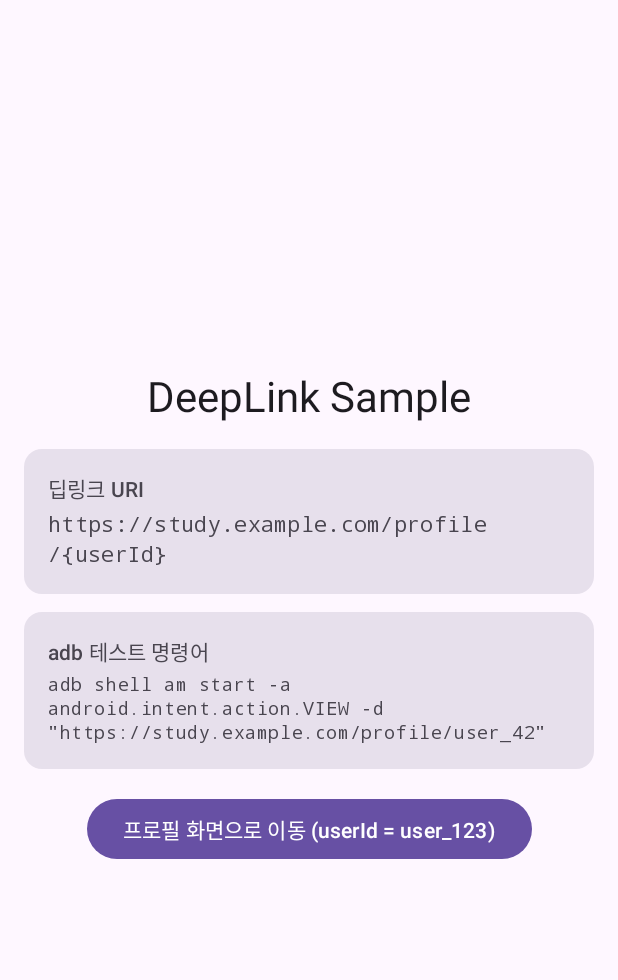
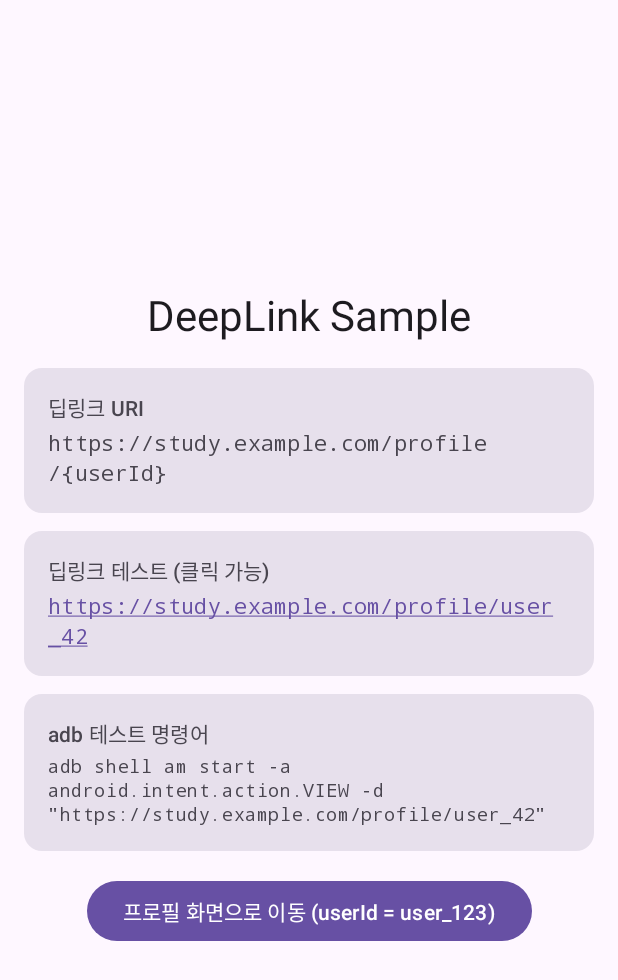
Before and after one commit to murjune/Murjune-Study-Test, an Android app built with Jetpack Compose: the composable DeepLinkHomeScreen shown on its own in the app's theme, on a phone screen of 412 x 824 dp. Shown: the top 980 px of the screen. Run offline under Robolectric (Android 15) with nearby library versions, the phone set to English and light mode, and no system bars.

Commit message:
feat: add clickable deeplink UI and wire onBackClick in StudyNavHost
DeepLinkSample에 Scaffold+TopAppBar 추가 및 딥링크를 앱 내에서
직접 클릭 테스트할 수 있는 ClickableText UI 추가.
StudyNavHost에서 모든 샘플에 onBackClick 콜백 연결.

Co-Authored-By: Claude Opus 4.6 <noreply@anthropic.com>

```diff
--- a/compose-practice/src/main/java/com/murjune/pratice/compose/study/sample/navigation/DeepLinkSample.kt
+++ b/compose-practice/src/main/java/com/murjune/pratice/compose/study/sample/navigation/DeepLinkSample.kt
@@ -1,5 +1,7 @@
 package com.murjune.pratice.compose.study.sample.navigation
 
+import android.content.Intent
+import android.net.Uri
 import androidx.compose.foundation.layout.Arrangement
 import androidx.compose.foundation.layout.Column
 import androidx.compose.foundation.layout.Spacer
@@ -7,15 +9,28 @@ import androidx.compose.foundation.layout.fillMaxSize
 import androidx.compose.foundation.layout.fillMaxWidth
 import androidx.compose.foundation.layout.height
 import androidx.compose.foundation.layout.padding
+import androidx.compose.foundation.text.ClickableText
+import androidx.compose.material.icons.Icons
+import androidx.compose.material.icons.automirrored.filled.ArrowBack
 import androidx.compose.material3.Button
 import androidx.compose.material3.Card
 import androidx.compose.material3.CardDefaults
+import androidx.compose.material3.ExperimentalMaterial3Api
+import androidx.compose.material3.Icon
+import androidx.compose.material3.IconButton
 import androidx.compose.material3.MaterialTheme
+import androidx.compose.material3.Scaffold
 import androidx.compose.material3.Text
+import androidx.compose.material3.TopAppBar
 import androidx.compose.runtime.Composable
 import androidx.compose.ui.Alignment
 import androidx.compose.ui.Modifier
+import androidx.compose.ui.platform.LocalContext
+import androidx.compose.ui.text.SpanStyle
+import androidx.compose.ui.text.buildAnnotatedString
 import androidx.compose.ui.text.font.FontFamily
+import androidx.compose.ui.text.style.TextDecoration
+import androidx.compose.ui.text.withStyle
 import androidx.compose.ui.tooling.preview.Preview
 import androidx.compose.ui.unit.dp
 import androidx.navigation.compose.NavHost
@@ -35,14 +50,34 @@ private data class DeepLinkProfile(
     val userId: String,
 )
 
+@OptIn(ExperimentalMaterial3Api::class)
 @Composable
-fun DeepLinkSample(modifier: Modifier = Modifier) {
+fun DeepLinkSample(
+    onBackClick: () -> Unit = {},
+    modifier: Modifier = Modifier,
+) {
     val navController = rememberNavController()
 
+    Scaffold(
+        modifier = modifier.fillMaxSize(),
+        topBar = {
+            TopAppBar(
+                title = { Text(text = "DeepLink") },
+                navigationIcon = {
+                    IconButton(onClick = onBackClick) {
+                        Icon(
+                            imageVector = Icons.AutoMirrored.Filled.ArrowBack,
+                            contentDescription = "뒤로가기",
+                        )
+                    }
+                },
+            )
+        },
+    ) { innerPadding ->
         NavHost(
             navController = navController,
             startDestination = DeepLinkHome,
-        modifier = modifier.fillMaxSize(),
+            modifier = Modifier.padding(innerPadding).fillMaxSize(),
         ) {
             composable<DeepLinkHome> {
                 DeepLinkHomeScreen(
@@ -67,12 +102,16 @@ fun DeepLinkSample(modifier: Modifier = Modifier) {
             }
         }
     }
+}
 
 @Composable
 private fun DeepLinkHomeScreen(
     onNavigateToProfile: () -> Unit,
     modifier: Modifier = Modifier,
 ) {
+    val context = LocalContext.current
+    val deepLinkUri = "$DEEP_LINK_BASE_PATH/user_42"
+
     Column(
         modifier =
             modifier
@@ -116,6 +155,42 @@ private fun DeepLinkHomeScreen(
         ) {
             Column(modifier = Modifier.padding(16.dp)) {
                 Text(
+                    text = "딥링크 테스트 (클릭 가능)",
+                    style = MaterialTheme.typography.titleSmall,
+                )
+                Spacer(modifier = Modifier.height(4.dp))
+                val annotatedString = buildAnnotatedString {
+                    withStyle(
+                        SpanStyle(
+                            color = MaterialTheme.colorScheme.primary,
+                            textDecoration = TextDecoration.Underline,
+                        ),
+                    ) {
+                        append(deepLinkUri)
+                    }
+                }
+                ClickableText(
+                    text = annotatedString,
+                    style = MaterialTheme.typography.bodyMedium.copy(
+                        fontFamily = FontFamily.Monospace,
+                    ),
+                    onClick = {
+                        val intent = Intent(Intent.ACTION_VIEW, Uri.parse(deepLinkUri))
+                        context.startActivity(intent)
+                    },
+                )
+            }
+        }
+        Spacer(modifier = Modifier.height(12.dp))
+        Card(
+            colors =
+                CardDefaults.cardColors(
+                    containerColor = MaterialTheme.colorScheme.surfaceVariant,
+                ),
+            modifier = Modifier.fillMaxWidth(),
+        ) {
+            Column(modifier = Modifier.padding(16.dp)) {
+                Text(
                     text = "adb 테스트 명령어",
                     style = MaterialTheme.typography.titleSmall,
                 )
@@ -123,7 +198,7 @@ private fun DeepLinkHomeScreen(
                 Text(
                     text =
                         "adb shell am start -a android.intent.action.VIEW " +
-                            "-d \"$DEEP_LINK_BASE_PATH/user_42\"",
+                            "-d \"$deepLinkUri\"",
                     style = MaterialTheme.typography.bodySmall,
                     fontFamily = FontFamily.Monospace,
                 )
```
Also changed, not shown: compose-practice/src/main/java/com/murjune/pratice/compose/study/navigation/StudyNavHost.kt (+5 -5 lines). Lines whose indentation alone changed are shown as unchanged.
